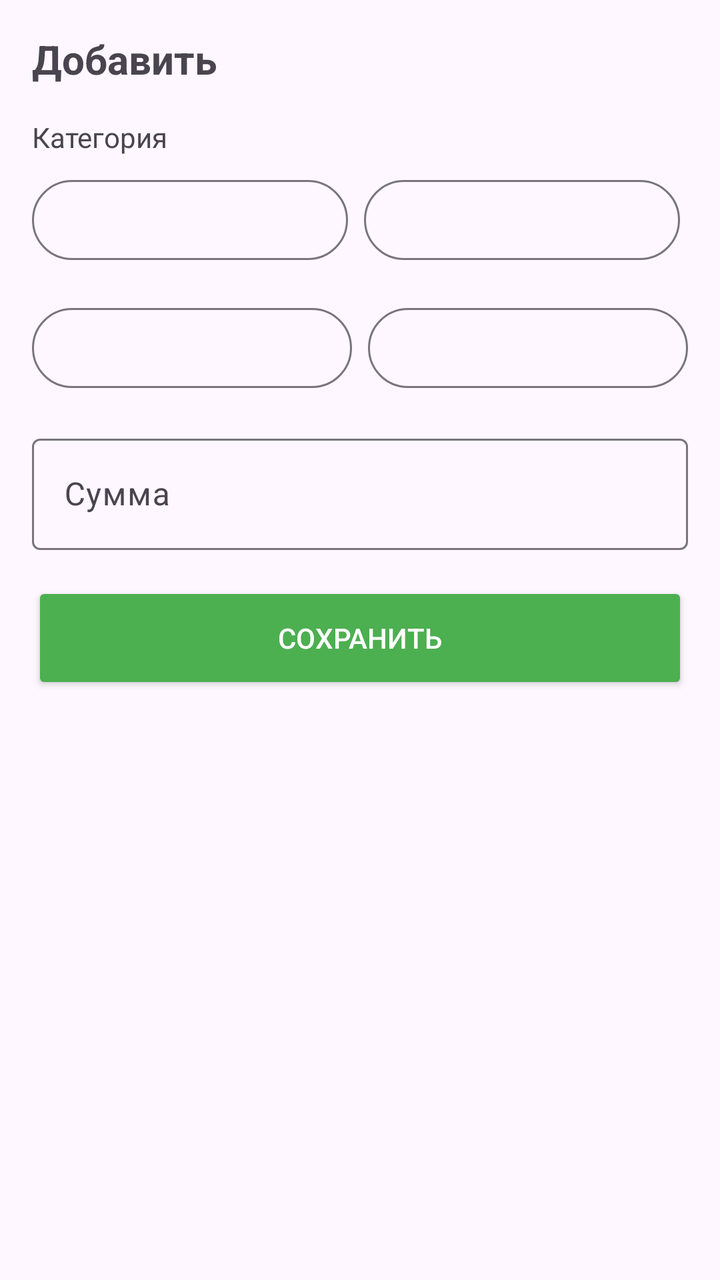
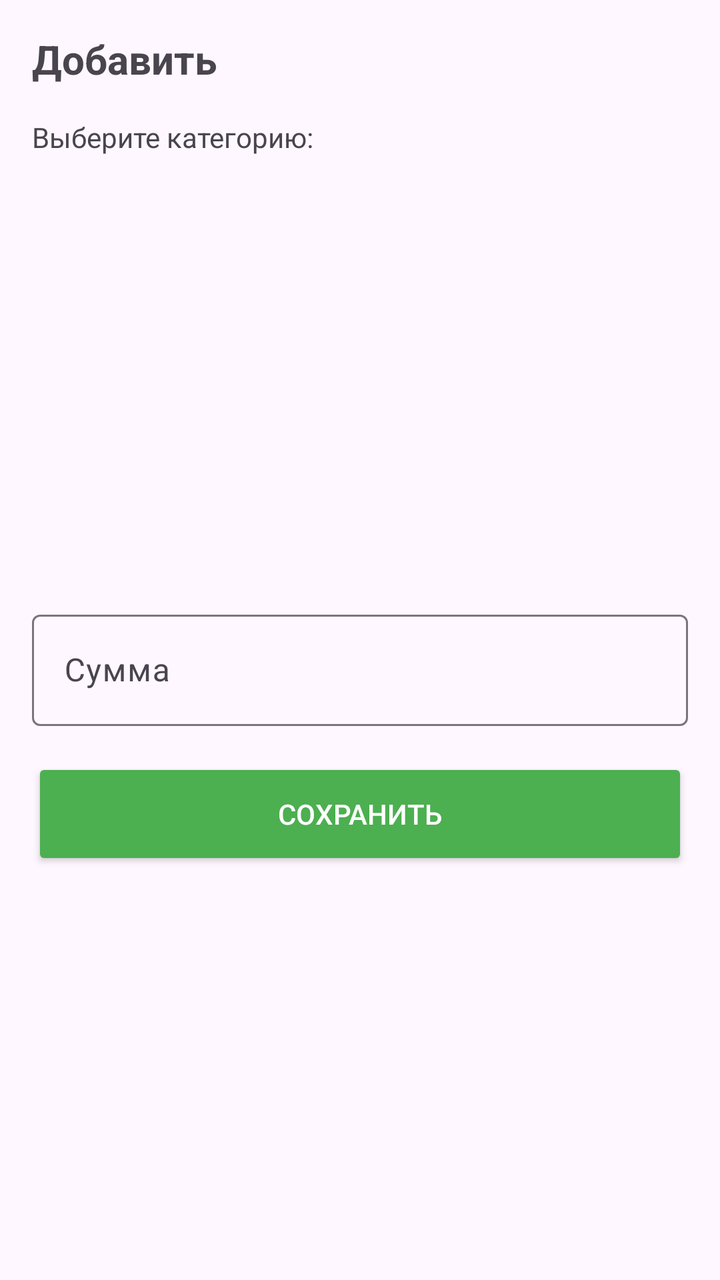

Compare the two renders of this Android layout. The source of the first and the diff that turns it into the second are given below.
<!-- AndroidManifest.xml: application theme Theme.MobileApp -->
<!-- res/layout/dialog_add_transaction.xml -->
<?xml version="1.0" encoding="utf-8"?>
<LinearLayout xmlns:android="http://schemas.android.com/apk/res/android"
    android:layout_width="match_parent"
    android:layout_height="wrap_content"
    android:orientation="vertical"
    android:padding="16dp">

    <TextView
        android:id="@+id/tvDialogTitle"
        android:layout_width="match_parent"
        android:layout_height="wrap_content"
        android:text="Добавить"
        android:textSize="20sp"
        android:textStyle="bold"
        android:textAlignment="center"
        android:layout_marginBottom="16dp"/>

    <TextView
        android:layout_width="match_parent"
        android:layout_height="wrap_content"
        android:text="Категория"
        android:textSize="14sp"
        android:layout_marginBottom="8dp"/>

    <LinearLayout
        android:layout_width="match_parent"
        android:layout_height="wrap_content"
        android:orientation="horizontal"
        android:layout_marginBottom="16dp">

        <com.google.android.material.button.MaterialButton
            android:id="@+id/btnCategory1"
            android:layout_width="0dp"
            android:layout_height="wrap_content"
            android:layout_weight="1"
            android:layout_marginEnd="4dp"
            style="@style/Widget.Material3.Button.OutlinedButton"/>

        <com.google.android.material.button.MaterialButton
            android:id="@+id/btnCategory2"
            android:layout_width="0dp"
            android:layout_height="wrap_content"
            android:layout_weight="1"
            android:layout_marginStart="4dp"
            android:layout_marginEnd="4dp"
            style="@style/Widget.Material3.Button.OutlinedButton"/>

    </LinearLayout>

    <LinearLayout
        android:layout_width="match_parent"
        android:layout_height="wrap_content"
        android:orientation="horizontal"
        android:layout_marginBottom="16dp">

        <com.google.android.material.button.MaterialButton
            android:id="@+id/btnCategory3"
            android:layout_width="0dp"
            android:layout_height="wrap_content"
            android:layout_weight="1"
            android:layout_marginEnd="4dp"
            style="@style/Widget.Material3.Button.OutlinedButton"/>

        <com.google.android.material.button.MaterialButton
            android:id="@+id/btnCategory4"
            android:layout_width="0dp"
            android:layout_height="wrap_content"
            android:layout_weight="1"
            android:layout_marginStart="4dp"
            style="@style/Widget.Material3.Button.OutlinedButton"/>

    </LinearLayout>

    <com.google.android.material.textfield.TextInputLayout
        android:layout_width="match_parent"
        android:layout_height="wrap_content"
        android:layout_marginBottom="16dp"
        style="@style/Widget.Material3.TextInputLayout.OutlinedBox">

        <com.google.android.material.textfield.TextInputEditText
            android:id="@+id/etAmount"
            android:layout_width="match_parent"
            android:layout_height="wrap_content"
            android:inputType="numberDecimal"
            android:hint="Сумма"/>

    </com.google.android.material.textfield.TextInputLayout>

    <Button
        android:id="@+id/btnSave"
        android:layout_width="match_parent"
        android:layout_height="56dp"
        android:text="Сохранить"
        android:backgroundTint="#4CAF50"
        android:textColor="#FFFFFF"/>

</LinearLayout>
<!-- resources referenced by this layout -->
<resources>
  <style name="Theme.MobileApp" parent="Base.Theme.MobileApp" />
  <style name="Base.Theme.MobileApp" parent="Theme.Material3.DayNight.NoActionBar">
          
          
      </style>
</resources>

<!-- the commit's change to res/layout/dialog_add_transaction.xml (unified diff, before → after) -->
@@ -18,58 +18,15 @@
     <TextView
         android:layout_width="match_parent"
         android:layout_height="wrap_content"
-        android:text="Категория"
+        android:text="Выберите категорию:"
         android:textSize="14sp"
         android:layout_marginBottom="8dp"/>
 
-    <LinearLayout
+    <androidx.recyclerview.widget.RecyclerView
+        android:id="@+id/rvCategories"
         android:layout_width="match_parent"
-        android:layout_height="wrap_content"
-        android:orientation="horizontal"
-        android:layout_marginBottom="16dp">
-
-        <com.google.android.material.button.MaterialButton
-            android:id="@+id/btnCategory1"
-            android:layout_width="0dp"
-            android:layout_height="wrap_content"
-            android:layout_weight="1"
-            android:layout_marginEnd="4dp"
-            style="@style/Widget.Material3.Button.OutlinedButton"/>
-
-        <com.google.android.material.button.MaterialButton
-            android:id="@+id/btnCategory2"
-            android:layout_width="0dp"
-            android:layout_height="wrap_content"
-            android:layout_weight="1"
-            android:layout_marginStart="4dp"
-            android:layout_marginEnd="4dp"
-            style="@style/Widget.Material3.Button.OutlinedButton"/>
-
-    </LinearLayout>
-
-    <LinearLayout
-        android:layout_width="match_parent"
-        android:layout_height="wrap_content"
-        android:orientation="horizontal"
-        android:layout_marginBottom="16dp">
-
-        <com.google.android.material.button.MaterialButton
-            android:id="@+id/btnCategory3"
-            android:layout_width="0dp"
-            android:layout_height="wrap_content"
-            android:layout_weight="1"
-            android:layout_marginEnd="4dp"
-            style="@style/Widget.Material3.Button.OutlinedButton"/>
-
-        <com.google.android.material.button.MaterialButton
-            android:id="@+id/btnCategory4"
-            android:layout_width="0dp"
-            android:layout_height="wrap_content"
-            android:layout_weight="1"
-            android:layout_marginStart="4dp"
-            style="@style/Widget.Material3.Button.OutlinedButton"/>
-
-    </LinearLayout>
+        android:layout_height="200dp"
+        android:layout_marginBottom="16dp"/>
 
     <com.google.android.material.textfield.TextInputLayout
         android:layout_width="match_parent"
